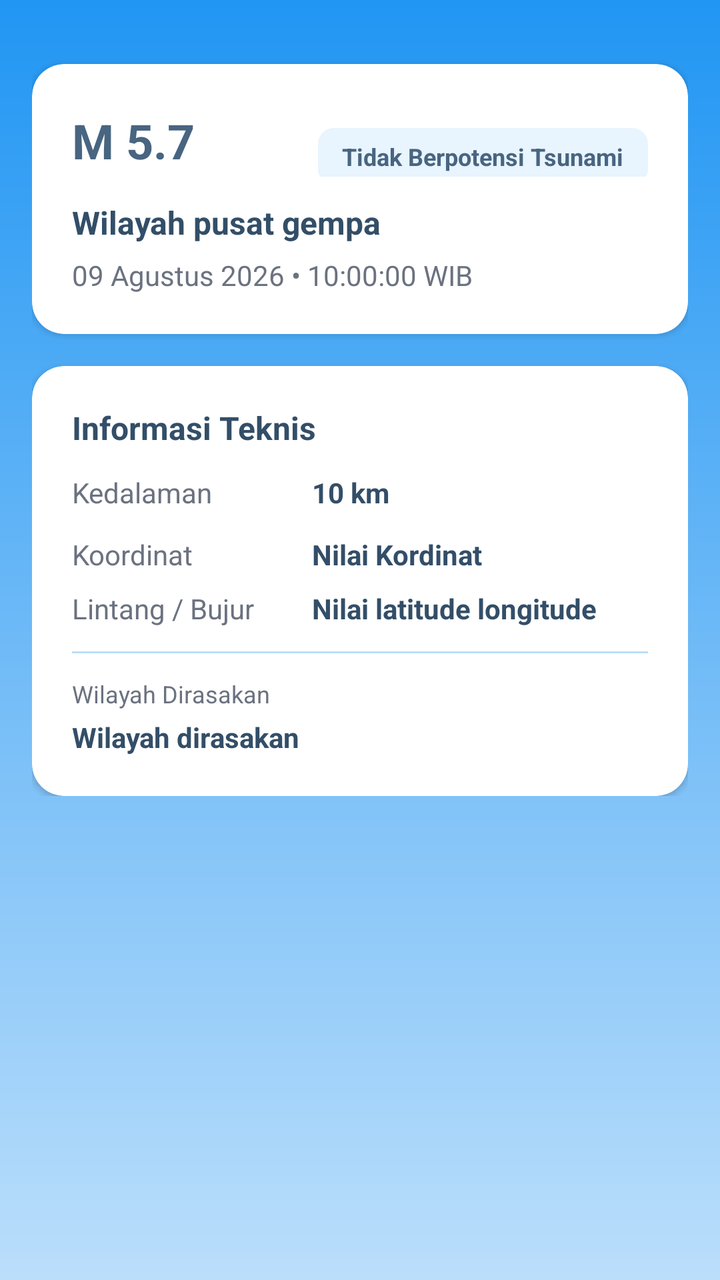
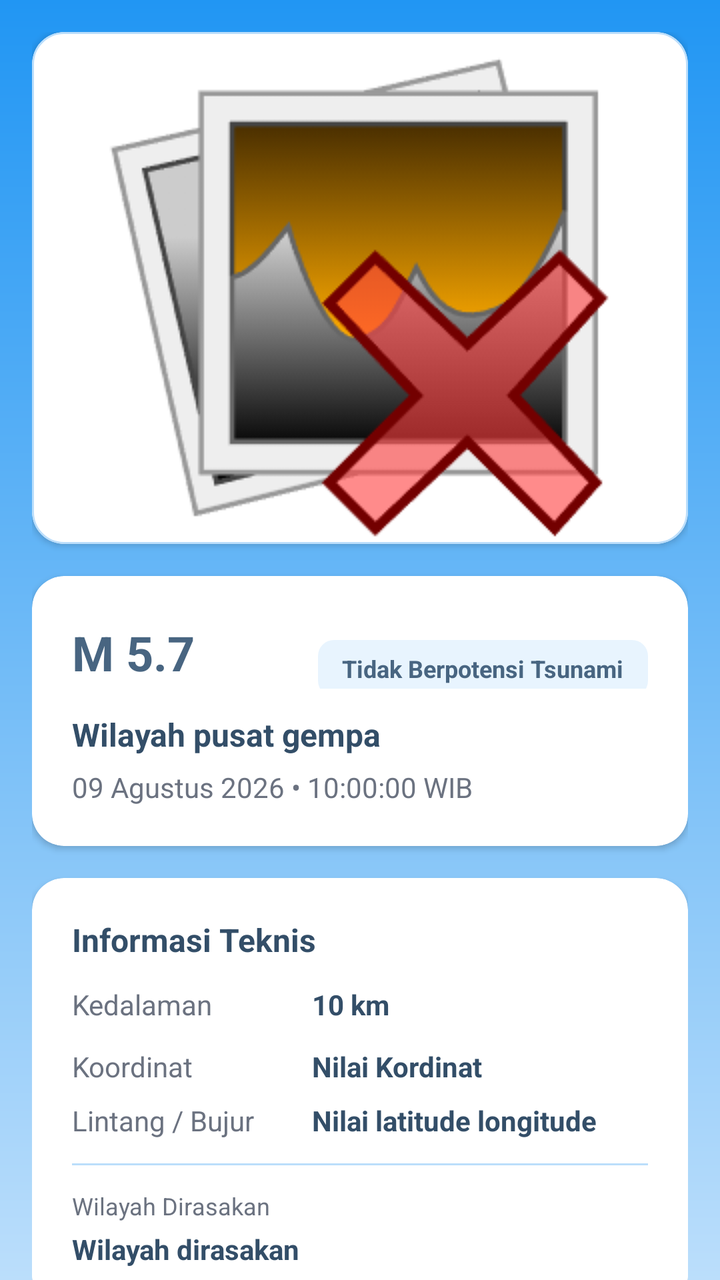

The first picture is an Android layout as it rendered before a commit; the second is the same layout after the commit. The layout source and the unified diff follow.
<!-- AndroidManifest.xml: application theme Theme.Perbana -->
<!-- res/layout/activity_earthquake_detail.xml -->
<?xml version="1.0" encoding="utf-8"?>
<androidx.core.widget.NestedScrollView xmlns:android="http://schemas.android.com/apk/res/android"
    xmlns:app="http://schemas.android.com/apk/res-auto"
    xmlns:tools="http://schemas.android.com/tools"
    android:layout_width="match_parent"
    android:layout_height="match_parent"
    android:id="@+id/activity_earthquake_detail"
    tools:context=".presentation.earthquake.earthquake_detail.EarthquakeDetailActivity"
    android:background="@drawable/bg_weather_sunny">

    <LinearLayout
        android:layout_width="match_parent"
        android:layout_height="wrap_content"
        android:orientation="vertical"
        android:padding="16dp">

        <com.google.android.material.card.MaterialCardView
            android:layout_width="match_parent"
            android:layout_height="wrap_content"
            app:cardCornerRadius="16dp"
            app:cardElevation="2dp"
            app:strokeWidth="1dp"
            app:strokeColor="@color/surface_card"
            app:cardBackgroundColor="@color/white">

            <ImageView
                android:id="@+id/iv_detail_shakemap"
                android:layout_width="match_parent"
                android:layout_height="wrap_content"
                android:scaleType="center"
                android:contentDescription="Peta guncangan gempa"/>
        </com.google.android.material.card.MaterialCardView>

        <com.google.android.material.card.MaterialCardView
            android:layout_width="match_parent"
            android:layout_height="wrap_content"
            android:layout_marginTop="16dp"
            app:cardCornerRadius="16dp"
            app:cardElevation="2dp"
            app:strokeWidth="0dp"
            app:cardBackgroundColor="@color/white">

            <LinearLayout
                android:layout_width="match_parent"
                android:layout_height="wrap_content"
                android:orientation="vertical"
                android:padding="20dp">

                <LinearLayout
                    android:layout_width="match_parent"
                    android:layout_height="wrap_content"
                    android:orientation="horizontal"
                    android:gravity="center_vertical">

                    <TextView
                        android:id="@+id/tv_detail_magnitude"
                        android:layout_width="wrap_content"
                        android:layout_height="wrap_content"
                        android:text="M 5.7"
                        android:textColor="@color/accent_blue"
                        android:textStyle="bold"
                        android:textSize="24sp" />

                    <View
                        android:layout_width="0dp"
                        android:layout_height="0dp"
                        android:layout_weight="1"/>

                    <TextView
                        android:id="@+id/tv_detail_status"
                        android:layout_width="wrap_content"
                        android:layout_height="wrap_content"
                        android:layout_marginTop="8dp"
                        android:background="@drawable/bg_badge_soft"
                        android:paddingHorizontal="12dp"
                        android:paddingVertical="6dp"
                        android:text="Tidak Berpotensi Tsunami"
                        android:textColor="@color/accent_blue"
                        android:textStyle="bold"
                        android:textSize="12sp"
                        android:maxLines="3"
                        android:ellipsize="end" />
                </LinearLayout>

                <TextView
                    android:id="@+id/tv_detail_region"
                    android:layout_width="match_parent"
                    android:layout_height="wrap_content"
                    android:layout_marginTop="12dp"
                    android:text="Wilayah pusat gempa"
                    android:textColor="@color/primary_text"
                    android:textSize="16sp"
                    android:textStyle="bold"/>

                <TextView
                    android:id="@+id/tv_detail_time"
                    android:layout_width="match_parent"
                    android:layout_height="wrap_content"
                    android:layout_marginTop="6dp"
                    android:text="09 Agustus 2026 • 10:00:00 WIB"
                    android:textColor="@color/text_gray"
                    android:textSize="14sp"/>
            </LinearLayout>
        </com.google.android.material.card.MaterialCardView>

        <com.google.android.material.card.MaterialCardView
            android:layout_width="match_parent"
            android:layout_height="wrap_content"
            android:layout_marginTop="16dp"
            app:cardCornerRadius="16dp"
            app:cardElevation="2dp"
            app:strokeWidth="0dp"
            app:cardBackgroundColor="@color/white">

            <LinearLayout
                android:layout_width="match_parent"
                android:layout_height="wrap_content"
                android:orientation="vertical"
                android:padding="20dp">

                <TextView
                    android:layout_width="wrap_content"
                    android:layout_height="wrap_content"
                    android:text="Informasi Teknis"
                    android:textColor="@color/primary_text"
                    android:textStyle="bold"
                    android:textSize="16sp" />

                <LinearLayout
                    android:layout_width="match_parent"
                    android:layout_height="wrap_content"
                    android:orientation="horizontal"
                    android:layout_marginTop="12dp">

                    <TextView
                        android:layout_width="120dp"
                        android:layout_height="wrap_content"
                        android:text="Kedalaman"
                        android:textColor="@color/text_gray" />

                    <TextView
                        android:id="@+id/tv_detail_depth"
                        android:layout_width="0dp"
                        android:layout_height="wrap_content"
                        android:layout_weight="1"
                        android:text="10 km"
                        android:textColor="@color/primary_text"
                        android:textStyle="bold" />
                </LinearLayout>

                <LinearLayout
                    android:layout_width="match_parent"
                    android:layout_height="wrap_content"
                    android:orientation="horizontal"
                    android:layout_marginTop="12dp">

                    <TextView
                        android:layout_width="120dp"
                        android:layout_height="wrap_content"
                        android:text="Koordinat"
                        android:textColor="@color/text_gray" />

                    <TextView
                        android:id="@+id/tv_detail_coordinat"
                        android:layout_width="0dp"
                        android:layout_height="wrap_content"
                        android:layout_weight="1"
                        android:text="Nilai Kordinat"
                        android:textColor="@color/primary_text"
                        android:textStyle="bold" />
                </LinearLayout>

                <LinearLayout
                    android:layout_width="match_parent"
                    android:layout_height="wrap_content"
                    android:orientation="horizontal"
                    android:layout_marginTop="8dp">

                    <TextView
                        android:layout_width="120dp"
                        android:layout_height="wrap_content"
                        android:text="Lintang / Bujur"
                        android:textColor="@color/text_gray" />

                    <TextView
                        android:id="@+id/tv_detail_latitude_longitude"
                        android:layout_width="0dp"
                        android:layout_height="wrap_content"
                        android:layout_weight="1"
                        android:text="Nilai latitude longitude"
                        android:textColor="@color/primary_text"
                        android:textStyle="bold" />
                </LinearLayout>

                <LinearLayout
                    android:id="@+id/ll_dirasakan_container"
                    android:layout_width="match_parent"
                    android:layout_height="wrap_content"
                    android:orientation="vertical"
                    android:layout_marginTop="12dp">

                    <View
                        android:layout_width="match_parent"
                        android:layout_height="1dp"
                        android:background="@color/surface_card"
                        android:layout_marginBottom="12dp"/>

                    <TextView
                        android:layout_width="match_parent"
                        android:layout_height="wrap_content"
                        android:text="Wilayah Dirasakan"
                        android:textColor="@color/text_gray"
                        android:textSize="12sp"/>

                    <TextView
                        android:id="@+id/tv_detail_felt"
                        android:layout_width="match_parent"
                        android:layout_height="wrap_content"
                        android:layout_marginTop="4dp"
                        android:text="Wilayah dirasakan"
                        android:textColor="@color/primary_text"
                        android:textStyle="bold" />
                </LinearLayout>
            </LinearLayout>
        </com.google.android.material.card.MaterialCardView>
    </LinearLayout>

</androidx.core.widget.NestedScrollView>
<!-- resources referenced by this layout -->
<resources>
  <color name="accent_blue">#486581</color>
  <color name="primary_text">#334E68</color>
  <color name="surface_card">#BBDEFB</color>
  <color name="text_gray">#6B7280</color>
  <color name="white">#FFFFFFFF</color>
  <!-- drawable bg_badge_soft (drawable) -->
  <?xml version="1.0" encoding="utf-8"?>
  <shape xmlns:android="http://schemas.android.com/apk/res/android" android:shape="rectangle">
      <solid android:color="#1A2196F3"/>
      <corners android:radius="8dp"/>
  </shape>
  <!-- drawable bg_weather_sunny (drawable) -->
  <?xml version="1.0" encoding="utf-8"?>
  <shape xmlns:android="http://schemas.android.com/apk/res/android" android:shape="rectangle">
      <gradient
          android:startColor="#2196F3"
          android:endColor="#BBDEFB"
          android:angle="270"/>
  </shape>
  <style name="Theme.Perbana" parent="Base.Theme.Perbana" />
  <style name="Base.Theme.Perbana" parent="Theme.Material3.Light.NoActionBar">
          
          
      </style>
</resources>

<!-- the commit's change to res/layout/activity_earthquake_detail.xml (unified diff, before → after) -->
@@ -4,7 +4,7 @@
     xmlns:tools="http://schemas.android.com/tools"
     android:layout_width="match_parent"
     android:layout_height="match_parent"
-    android:id="@+id/activity_earthquake_detail"
+    android:id="@+id/main"
     tools:context=".presentation.earthquake.earthquake_detail.EarthquakeDetailActivity"
     android:background="@drawable/bg_weather_sunny">
 
@@ -28,6 +28,7 @@
                 android:layout_width="match_parent"
                 android:layout_height="wrap_content"
                 android:scaleType="center"
+                android:src="@drawable/missing_image"
                 android:contentDescription="Peta guncangan gempa"/>
         </com.google.android.material.card.MaterialCardView>
 
<!-- resource entries referenced after the edit -->
@@ -19,6 +19,7 @@
           android:endColor="#BBDEFB"
           android:angle="270"/>
   </shape>
+  <!-- drawable missing_image: png bitmap (drawable, 19068 bytes) -->
   <style name="Theme.Perbana" parent="Base.Theme.Perbana" />
   <style name="Base.Theme.Perbana" parent="Theme.Material3.Light.NoActionBar">
           
